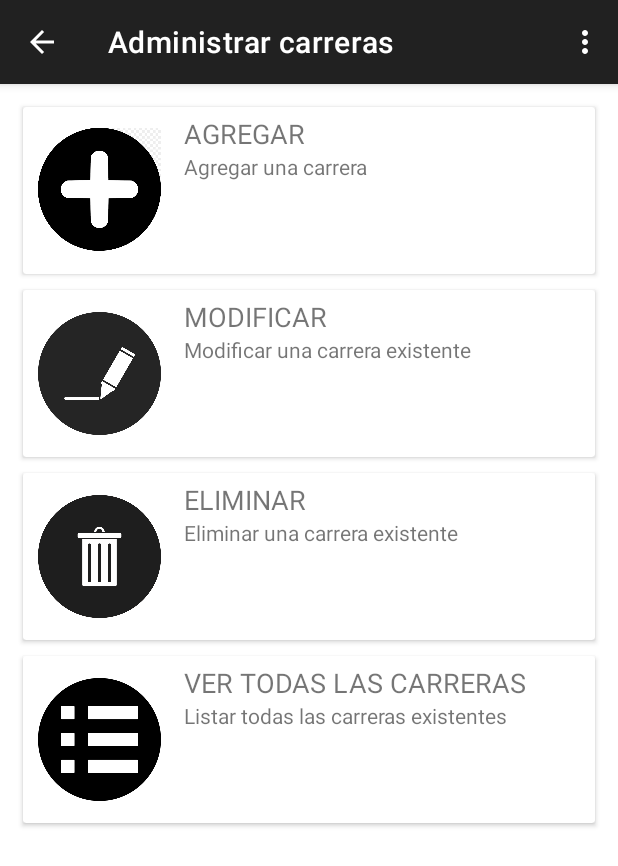
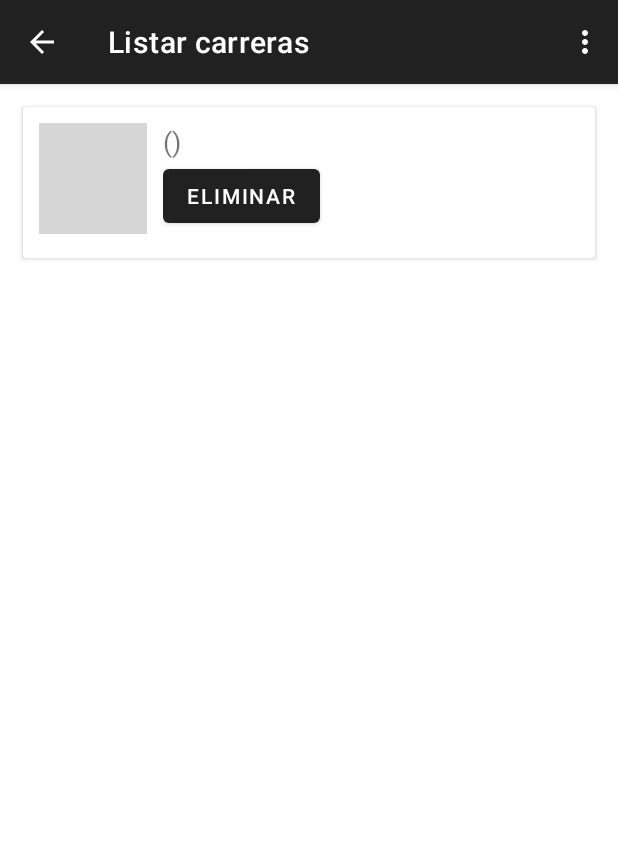
Before and after one commit to Fran123456/control-proceso-administrativo-android, an Android app: the CareerMenuActivity screen opened directly, with no data from a screen before it, after a tap on "VER TODAS LAS CARRERAS", on a phone screen of 412 x 824 dp. Shown: the top 866 px of the screen. Run offline under Robolectric (Android 15) with nearby library versions, the light colour scheme and no system bars; grey boxes are pictures that could not be loaded.

Commit message:
eliminar carrera

```diff
--- a/app/src/main/AndroidManifest.xml
+++ b/app/src/main/AndroidManifest.xml
@@ -9,7 +9,8 @@
         android:roundIcon="@mipmap/ic_launcher_round"
         android:supportsRtl="true"
         android:theme="@style/Theme.MaterialComponents.Light.DarkActionBar">
-        <activity android:name=".CareerActivities.CareerListActivity"></activity>
+        <activity android:name=".CareerActivities.CareerDeleteActivity"></activity>
+        <activity android:name=".CareerActivities.CareerListActivity" android:parentActivityName=".CareerActivities.CareerMenuActivity" />
         <activity
             android:name=".CareerActivities.CareerAddActivity"
             android:parentActivityName=".CareerActivities.CareerMenuActivity" />
--- /dev/null
+++ b/app/src/main/java/com/example/controlprocesosadministrativos/CareerActivities/CareerDeleteActivity.java
@@ -0,0 +1,16 @@
+package com.example.controlprocesosadministrativos.CareerActivities;
+
+import androidx.appcompat.app.AppCompatActivity;
+
+import android.os.Bundle;
+
+import com.example.controlprocesosadministrativos.R;
+
+public class CareerDeleteActivity extends AppCompatActivity {
+
+    @Override
+    protected void onCreate(Bundle savedInstanceState) {
+        super.onCreate(savedInstanceState);
+        setContentView(R.layout.activity_career_delete);
+    }
+}
--- a/app/src/main/java/com/example/controlprocesosadministrativos/CareerActivities/CareerListActivity.java
+++ b/app/src/main/java/com/example/controlprocesosadministrativos/CareerActivities/CareerListActivity.java
@@ -1,19 +1,34 @@
 package com.example.controlprocesosadministrativos.CareerActivities;
 
 import androidx.appcompat.app.AppCompatActivity;
+import androidx.recyclerview.widget.LinearLayoutManager;
+import androidx.recyclerview.widget.RecyclerView;
 
 import android.content.Intent;
 import android.os.Bundle;
+import android.util.Log;
 import android.view.MenuItem;
+import android.view.View;
+import android.widget.Toast;
 
 import com.example.controlprocesosadministrativos.DataBaseHelper;
 import com.example.controlprocesosadministrativos.Help;
 import com.example.controlprocesosadministrativos.MainActivity;
+import com.example.controlprocesosadministrativos.Models.Career;
 import com.example.controlprocesosadministrativos.R;
+import com.example.controlprocesosadministrativos.RecyclerViewAdaptador;
+import com.example.controlprocesosadministrativos.Utility.Menu;
+
+import java.util.ArrayList;
+import java.util.List;
 
 public class CareerListActivity extends AppCompatActivity {
 
     private DataBaseHelper DB;
+    private List<Career> careersList;
+    private RecyclerView recyclerView;
+    private RecyclerViewCareer adapter;
+
     @Override
     protected void onCreate(Bundle savedInstanceState) {
         super.onCreate(savedInstanceState);
@@ -22,6 +37,14 @@ public class CareerListActivity extends AppCompatActivity {
         setTitle("Listar carreras");
         getSupportActionBar().setDisplayHomeAsUpEnabled(true);
         DB = new DataBaseHelper(this);
+        careersList = new ArrayList<Career>();
+        careersList= DB.getCareers();
+
+        recyclerView = (RecyclerView)findViewById(R.id.recyclerCareer);
+        recyclerView.setLayoutManager(new LinearLayoutManager(this));
+         adapter= new RecyclerViewCareer(careersList);
+        recyclerView.setAdapter(adapter);
+
     }
 
 
--- /dev/null
+++ b/app/src/main/java/com/example/controlprocesosadministrativos/CareerActivities/RecyclerViewCareer.java
@@ -0,0 +1,96 @@
+package com.example.controlprocesosadministrativos.CareerActivities;
+
+import android.content.Intent;
+import android.view.LayoutInflater;
+import android.view.View;
+import android.view.ViewGroup;
+import android.widget.Button;
+import android.widget.ImageView;
+import android.widget.TextView;
+import android.widget.Toast;
+
+import androidx.recyclerview.widget.RecyclerView;
+
+import com.example.controlprocesosadministrativos.DataBaseHelper;
+import com.example.controlprocesosadministrativos.Models.Career;
+import com.example.controlprocesosadministrativos.R;
+import com.example.controlprocesosadministrativos.Utility.Menu;
+
+import java.util.List;
+
+public class RecyclerViewCareer extends RecyclerView.Adapter<RecyclerViewCareer.ViewHolder> implements View.OnClickListener {
+    public List<Career> menuList;
+    private View.OnClickListener listener;
+    private DataBaseHelper DB;
+    @Override
+    public void onClick(View v) {
+        if(listener!=null){
+            listener.onClick(v);
+        }
+    }
+
+    public static class ViewHolder extends RecyclerView.ViewHolder{
+        private TextView title;
+        private Button deletebtn;
+        ImageView image;
+
+        public ViewHolder( View itemView) {
+            super(itemView);
+            title = (TextView)itemView.findViewById(R.id.careerTxt_text);
+            deletebtn = (Button)itemView.findViewById(R.id.deleteCareer_btn) ;
+            image=(ImageView)itemView.findViewById(R.id.imgItemCareer_img);
+        }
+    }
+
+
+    public RecyclerViewCareer(List<Career> menuList){
+        this.menuList = menuList;
+    }
+
+
+    @Override
+    public RecyclerViewCareer.ViewHolder onCreateViewHolder(ViewGroup parent, int viewType) {
+        View view = LayoutInflater.from(parent.getContext()).inflate(R.layout.activity_item_career_list, parent,false);
+        RecyclerViewCareer.ViewHolder viewHolder = new RecyclerViewCareer.ViewHolder(view);
+        view.setOnClickListener(this);
+        return viewHolder;
+    }
+
+    @Override
+    public void onBindViewHolder(RecyclerViewCareer.ViewHolder holder, int position) {
+        holder.title.setText("("+menuList.get(position).getCodeCareer().toUpperCase() +  ") "+ menuList.get(position).getCareer());
+        holder.image.setImageResource( R.drawable.carrera);
+
+        holder.deletebtn.setOnClickListener(new View.OnClickListener() {
+            @Override
+            public void onClick(View view) {
+                //
+                DB = new DataBaseHelper(view.getContext());
+                String message= DB.deleteCareer(menuList.get(position).getId());
+                menuList.clear();
+                menuList.addAll(DB.getCareers());
+                notifyDataSetChanged();
+                Toast.makeText( view.getContext() ,message, Toast.LENGTH_LONG ).show();
+               /* try{
+                    Class<?> clase=Class.forName("com.example.controlprocesosadministrativos.CareerActivities.CareerDeleteActivity");
+                    Intent inte = new Intent(view.getContext(), clase);
+                    inte.putExtra("id",  menuList.get(position).getId()  );
+                    view.getContext().startActivity(inte);
+                }catch(ClassNotFoundException e){
+                    e.printStackTrace();
+                }*/
+            }
+        });
+    }
+
+    public void setOnClickListener(View.OnClickListener listener){
+        this.listener=listener;
+    }
+
+    @Override
+    public int getItemCount() {
+        return menuList.size();
+    }
+
+
+}
--- a/app/src/main/java/com/example/controlprocesosadministrativos/DataBaseHelper.java
+++ b/app/src/main/java/com/example/controlprocesosadministrativos/DataBaseHelper.java
@@ -9,6 +9,9 @@ import androidx.annotation.Nullable;
 
 import com.example.controlprocesosadministrativos.Models.Career;
 import com.example.controlprocesosadministrativos.Tables.Tables;
+
+import java.util.ArrayList;
+import java.util.List;
 
 public class DataBaseHelper extends SQLiteOpenHelper {
 
@@ -114,13 +117,11 @@ public class DataBaseHelper extends SQLiteOpenHelper {
         }
         return user;
     }
-
-     //METODOS PARA USUARIO//
+    //METODOS PARA USUARIO//
 
 
      //METODOS PARA CARRERA
      public String addCareer(Career career){
-
          SQLiteDatabase db = this.getWritableDatabase();
          String message="";
          long contador=0;
@@ -140,5 +141,32 @@ public class DataBaseHelper extends SQLiteOpenHelper {
          return message;
      }
 
+     public List<Career> getCareers(){
+         SQLiteDatabase db = this.getWritableDatabase();
+         List<Career> careers= new ArrayList<Career>();
+         Career career;
+         Cursor cursor = db.query(tables.careerTable, tables.careerFields, null, null, null , null, null);
+
+         while(cursor.moveToNext()){
+             career  = new Career();
+             career.setId(cursor.getInt(0));
+             career.setCodeCareer(cursor.getString(1));
+             career.setCareer(cursor.getString(2));
+             careers.add(career);
+         }
+         return careers;
+     }
+
+     public String deleteCareer(int id){
+         SQLiteDatabase db = this.getWritableDatabase();
+         String regAfectados="Carrera eliminada correctamente";
+         int contador=0;
+         //  if (verificarIntegridad(alumno,3)) {
+         //     contador+=db.delete("nota", "carnet='"+alumno.getCarnet()+"'", null);
+         // }
+         contador+=db.delete(tables.careerTable, tables.careerFields[0]+"='"+id+"'", null);
+         return regAfectados;
+     }
+
     //METODOS PARA CARRERA
 }
--- a/app/src/main/java/com/example/controlprocesosadministrativos/Help.java
+++ b/app/src/main/java/com/example/controlprocesosadministrativos/Help.java
@@ -67,7 +67,7 @@ public class Help  {
         item.add(new com.example.controlprocesosadministrativos.Utility.Menu("AGREGAR","Agregar una carrera", R.drawable.agregar,"CareerActivities.CareerAddActivity"));
         item.add(new com.example.controlprocesosadministrativos.Utility.Menu("MODIFICAR","Modificar una carrera existente", R.drawable.editar,"CareerActivities.CareerMenuActivity"));
         item.add(new com.example.controlprocesosadministrativos.Utility.Menu("ELIMINAR","Eliminar una carrera existente", R.drawable.eliminar,"CareerActivities.CareerMenuActivity"));
-        item.add(new com.example.controlprocesosadministrativos.Utility.Menu("VER TODAS LAS CARRERAS","Listar todas las carreras existentes", R.drawable.lista,"CareerActivities.CareerMenuActivity"));
+        item.add(new com.example.controlprocesosadministrativos.Utility.Menu("VER TODAS LAS CARRERAS","Listar todas las carreras existentes", R.drawable.lista,"CareerActivities.CareerListActivity"));
         return item;
     }
 
--- /dev/null
+++ b/app/src/main/res/layout/activity_career_delete.xml
@@ -0,0 +1,9 @@
+<?xml version="1.0" encoding="utf-8"?>
+<androidx.constraintlayout.widget.ConstraintLayout xmlns:android="http://schemas.android.com/apk/res/android"
+    xmlns:app="http://schemas.android.com/apk/res-auto"
+    xmlns:tools="http://schemas.android.com/tools"
+    android:layout_width="match_parent"
+    android:layout_height="match_parent"
+    tools:context=".CareerActivities.CareerDeleteActivity">
+
+</androidx.constraintlayout.widget.ConstraintLayout>
--- a/app/src/main/res/layout/activity_career_list.xml
+++ b/app/src/main/res/layout/activity_career_list.xml
@@ -1,9 +1,20 @@
 <?xml version="1.0" encoding="utf-8"?>
-<androidx.constraintlayout.widget.ConstraintLayout xmlns:android="http://schemas.android.com/apk/res/android"
+<RelativeLayout xmlns:android="http://schemas.android.com/apk/res/android"
     xmlns:app="http://schemas.android.com/apk/res-auto"
     xmlns:tools="http://schemas.android.com/tools"
     android:layout_width="match_parent"
     android:layout_height="match_parent"
+    android:layout_margin="10dp"
+    android:layout_marginStart="10dp"
+    android:layout_marginLeft="10dp"
+    android:layout_marginTop="10dp"
+    android:layout_marginEnd="10dp"
+    android:layout_marginRight="10dp"
+    android:layout_marginBottom="10dp"
     tools:context=".CareerActivities.CareerListActivity">
 
-</androidx.constraintlayout.widget.ConstraintLayout>
+    <androidx.recyclerview.widget.RecyclerView
+        android:id="@+id/recyclerCareer"
+        android:layout_width="match_parent"
+        android:layout_height="wrap_content" />
+</RelativeLayout>
--- /dev/null
+++ b/app/src/main/res/layout/activity_item_career_list.xml
@@ -0,0 +1,75 @@
+<?xml version="1.0" encoding="utf-8"?>
+<LinearLayout xmlns:android="http://schemas.android.com/apk/res/android"
+    xmlns:app="http://schemas.android.com/apk/res-auto"
+    xmlns:tools="http://schemas.android.com/tools"
+    android:layout_width="match_parent"
+    android:layout_height="wrap_content">
+
+    <androidx.cardview.widget.CardView
+        android:layout_width="match_parent"
+        android:layout_height="match_parent"
+        android:layout_margin="5dp"
+        android:layout_marginStart="5dp"
+        android:layout_marginLeft="5dp"
+        android:layout_marginTop="5dp"
+        android:layout_marginEnd="5dp"
+        android:layout_marginRight="5dp"
+        android:layout_marginBottom="5dp">
+
+        <LinearLayout
+            android:layout_width="match_parent"
+            android:layout_height="90dp"
+            android:layout_margin="5dp"
+            android:layout_marginStart="5dp"
+            android:layout_marginLeft="5dp"
+            android:layout_marginTop="5dp"
+            android:layout_marginEnd="5dp"
+            android:layout_marginRight="5dp"
+            android:layout_marginBottom="5dp"
+            android:orientation="horizontal">
+
+            <ImageView
+                android:id="@+id/imgItemCareer_img"
+                android:layout_width="93dp"
+                android:layout_height="74dp"
+                android:layout_margin="5dp"
+                android:layout_marginStart="5dp"
+                android:layout_marginLeft="5dp"
+                android:layout_marginTop="5dp"
+                android:layout_marginEnd="5dp"
+                android:layout_marginRight="5dp"
+                android:layout_marginBottom="5dp"
+                android:layout_weight="1"
+                android:contentDescription="TODO"
+                app:srcCompat="@drawable/carrera" />
+
+            <LinearLayout
+                android:layout_width="299dp"
+                android:layout_height="75dp"
+                android:layout_margin="5dp"
+                android:layout_marginStart="5dp"
+                android:layout_marginLeft="5dp"
+                android:layout_marginTop="5dp"
+                android:layout_marginEnd="5dp"
+                android:layout_marginRight="5dp"
+                android:layout_marginBottom="5dp"
+                android:layout_weight="1"
+                android:orientation="vertical">
+
+                <TextView
+                    android:id="@+id/careerTxt_text"
+                    android:layout_width="match_parent"
+                    android:layout_height="wrap_content"
+                    android:text="TextView"
+                    android:textSize="18sp" />
+
+                <Button
+                    android:id="@+id/deleteCareer_btn"
+                    android:layout_width="wrap_content"
+                    android:layout_height="wrap_content"
+                    android:text="@string/eliminar"
+                    app:iconTint="#FFFFFF" />
+            </LinearLayout>
+        </LinearLayout>
+    </androidx.cardview.widget.CardView>
+</LinearLayout>
--- a/app/src/main/res/values/strings.xml
+++ b/app/src/main/res/values/strings.xml
@@ -12,4 +12,5 @@
     <string name="limpiar">Limpiar</string>
 
     <string name="nombre_de_la_carrera">Nombre de la carrera</string>
+    <string name="eliminar">Eliminar</string>
 </resources>
```
